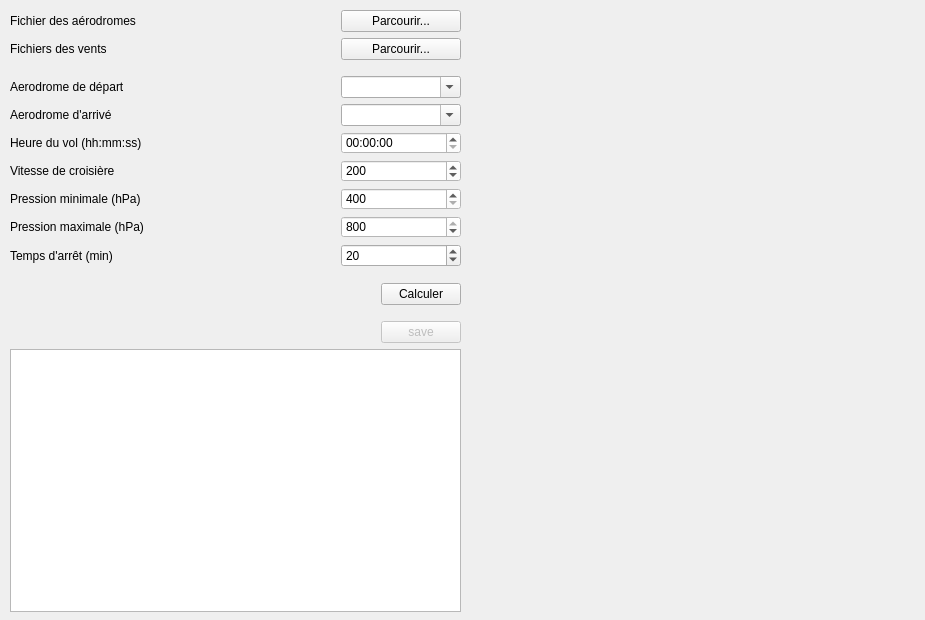
Old version of the form interface.ui in the repository leroho/sft.
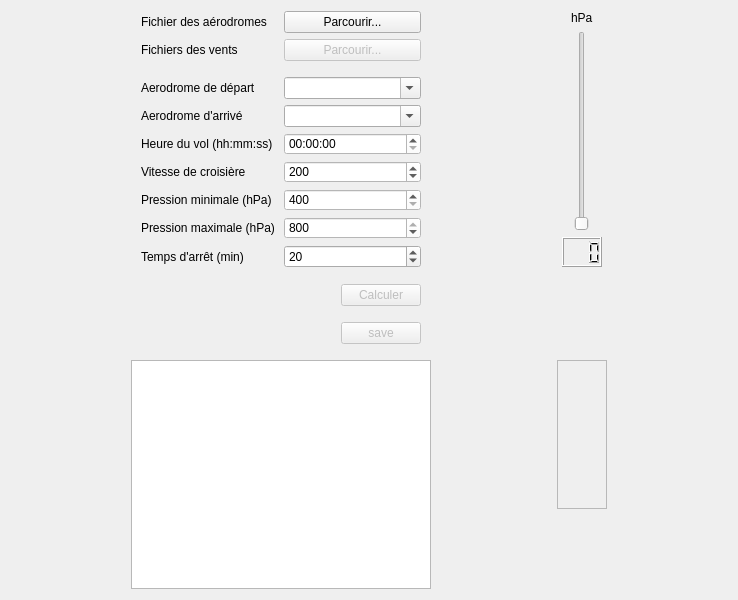
New version of the form.

Patch:
```diff
--- a/interface.ui
+++ b/interface.ui
@@ -2,12 +2,15 @@
 <ui version="4.0">
  <class>Interface</class>
  <widget class="QWidget" name="Interface">
+  <property name="enabled">
+   <bool>true</bool>
+  </property>
   <property name="geometry">
    <rect>
     <x>0</x>
     <y>0</y>
-    <width>925</width>
-    <height>620</height>
+    <width>738</width>
+    <height>600</height>
    </rect>
   </property>
   <property name="sizePolicy">
@@ -16,6 +19,12 @@
     <verstretch>0</verstretch>
    </sizepolicy>
   </property>
+  <property name="minimumSize">
+   <size>
+    <width>0</width>
+    <height>0</height>
+   </size>
+  </property>
   <property name="contextMenuPolicy">
    <enum>Qt::DefaultContextMenu</enum>
   </property>
@@ -31,32 +40,48 @@
   <property name="styleSheet">
    <string notr="true"/>
   </property>
-  <widget class="QWidget" name="horizontalLayoutWidget">
-   <property name="geometry">
-    <rect>
-     <x>10</x>
-     <y>10</y>
-     <width>451</width>
-     <height>602</height>
-    </rect>
-   </property>
-   <layout class="QHBoxLayout" name="hor_global" stretch="0,0">
+  <layout class="QGridLayout" name="gridLayout">
+   <item row="0" column="1" rowspan="5">
+    <layout class="QVBoxLayout" name="verticalLayout_radar">
     <property name="sizeConstraint">
-     <enum>QLayout::SetMinimumSize</enum>
-    </property>
-    <item>
+      <enum>QLayout::SetDefaultConstraint</enum>
+     </property>
+     <property name="leftMargin">
+      <number>0</number>
+     </property>
+     <property name="topMargin">
+      <number>0</number>
+     </property>
+     <property name="rightMargin">
+      <number>0</number>
+     </property>
+     <property name="bottomMargin">
+      <number>0</number>
+     </property>
+    </layout>
+   </item>
+   <item row="0" column="0" rowspan="2">
      <layout class="QVBoxLayout" name="verticalLayout">
       <property name="sizeConstraint">
        <enum>QLayout::SetDefaultConstraint</enum>
       </property>
+     <property name="leftMargin">
+      <number>10</number>
+     </property>
+     <property name="topMargin">
+      <number>0</number>
+     </property>
       <property name="rightMargin">
-       <number>0</number>
+      <number>10</number>
       </property>
       <property name="bottomMargin">
-       <number>0</number>
+      <number>10</number>
       </property>
       <item>
        <layout class="QHBoxLayout" name="aerodromes">
+       <property name="sizeConstraint">
+        <enum>QLayout::SetDefaultConstraint</enum>
+       </property>
         <property name="topMargin">
          <number>0</number>
         </property>
@@ -69,9 +94,18 @@
         </item>
         <item>
          <widget class="QPushButton" name="pushButton_a">
+         <property name="enabled">
+          <bool>true</bool>
+         </property>
+         <property name="sizePolicy">
+          <sizepolicy hsizetype="Preferred" vsizetype="Preferred">
+           <horstretch>0</horstretch>
+           <verstretch>0</verstretch>
+          </sizepolicy>
+         </property>
           <property name="maximumSize">
            <size>
-            <width>120</width>
+           <width>16777215</width>
             <height>16777215</height>
            </size>
           </property>
@@ -99,9 +133,18 @@
         </item>
         <item>
          <widget class="QPushButton" name="pushButton_v">
+         <property name="enabled">
+          <bool>false</bool>
+         </property>
+         <property name="sizePolicy">
+          <sizepolicy hsizetype="Preferred" vsizetype="Preferred">
+           <horstretch>0</horstretch>
+           <verstretch>0</verstretch>
+          </sizepolicy>
+         </property>
           <property name="maximumSize">
            <size>
-            <width>120</width>
+           <width>16777215</width>
             <height>16777215</height>
            </size>
           </property>
@@ -132,6 +175,12 @@
         </item>
         <item>
          <widget class="QComboBox" name="comboBox_depart">
+         <property name="sizePolicy">
+          <sizepolicy hsizetype="Preferred" vsizetype="Preferred">
+           <horstretch>0</horstretch>
+           <verstretch>0</verstretch>
+          </sizepolicy>
+         </property>
           <property name="minimumSize">
            <size>
             <width>120</width>
@@ -140,7 +189,7 @@
           </property>
           <property name="maximumSize">
            <size>
-            <width>120</width>
+           <width>16777215</width>
             <height>16777215</height>
            </size>
           </property>
@@ -165,6 +214,12 @@
         </item>
         <item>
          <widget class="QComboBox" name="comboBox_arrive">
+         <property name="sizePolicy">
+          <sizepolicy hsizetype="Preferred" vsizetype="Preferred">
+           <horstretch>0</horstretch>
+           <verstretch>0</verstretch>
+          </sizepolicy>
+         </property>
           <property name="minimumSize">
            <size>
             <width>120</width>
@@ -173,7 +228,7 @@
           </property>
           <property name="maximumSize">
            <size>
-            <width>120</width>
+           <width>16777215</width>
             <height>16777215</height>
            </size>
           </property>
@@ -187,7 +242,7 @@
       <item>
        <layout class="QHBoxLayout" name="heure_du_vol">
         <item>
-         <widget class="QLabel" name="label_3">
+        <widget class="QLabel" name="label_14">
           <property name="styleSheet">
            <string notr="true"/>
           </property>
@@ -198,6 +253,12 @@
         </item>
         <item>
          <widget class="QTimeEdit" name="timeEdit">
+         <property name="sizePolicy">
+          <sizepolicy hsizetype="Preferred" vsizetype="Preferred">
+           <horstretch>0</horstretch>
+           <verstretch>0</verstretch>
+          </sizepolicy>
+         </property>
           <property name="minimumSize">
            <size>
             <width>120</width>
@@ -206,7 +267,7 @@
           </property>
           <property name="maximumSize">
            <size>
-            <width>120</width>
+           <width>16777215</width>
             <height>16777215</height>
            </size>
           </property>
@@ -237,6 +298,12 @@
         </item>
         <item>
          <widget class="QSpinBox" name="spinBox_vitesse">
+         <property name="sizePolicy">
+          <sizepolicy hsizetype="Preferred" vsizetype="Preferred">
+           <horstretch>0</horstretch>
+           <verstretch>0</verstretch>
+          </sizepolicy>
+         </property>
           <property name="minimumSize">
            <size>
             <width>120</width>
@@ -245,7 +312,7 @@
           </property>
           <property name="maximumSize">
            <size>
-            <width>120</width>
+           <width>16777215</width>
             <height>16777215</height>
            </size>
           </property>
@@ -279,6 +346,12 @@
         </item>
         <item>
          <widget class="QSpinBox" name="spinBox_pression_inf">
+         <property name="sizePolicy">
+          <sizepolicy hsizetype="Preferred" vsizetype="Preferred">
+           <horstretch>0</horstretch>
+           <verstretch>0</verstretch>
+          </sizepolicy>
+         </property>
           <property name="minimumSize">
            <size>
             <width>120</width>
@@ -287,7 +360,7 @@
           </property>
           <property name="maximumSize">
            <size>
-            <width>120</width>
+           <width>16777215</width>
             <height>16777215</height>
            </size>
           </property>
@@ -324,6 +397,12 @@
         </item>
         <item>
          <widget class="QSpinBox" name="spinBox_pression_sup">
+         <property name="sizePolicy">
+          <sizepolicy hsizetype="Preferred" vsizetype="Preferred">
+           <horstretch>0</horstretch>
+           <verstretch>0</verstretch>
+          </sizepolicy>
+         </property>
           <property name="minimumSize">
            <size>
             <width>120</width>
@@ -332,7 +411,7 @@
           </property>
           <property name="maximumSize">
            <size>
-            <width>120</width>
+           <width>16777215</width>
             <height>16777215</height>
            </size>
           </property>
@@ -372,6 +451,12 @@
         </item>
         <item>
          <widget class="QSpinBox" name="spinBox_tempsdarret">
+         <property name="sizePolicy">
+          <sizepolicy hsizetype="Preferred" vsizetype="Preferred">
+           <horstretch>0</horstretch>
+           <verstretch>0</verstretch>
+          </sizepolicy>
+         </property>
           <property name="minimumSize">
            <size>
             <width>120</width>
@@ -380,7 +465,7 @@
           </property>
           <property name="maximumSize">
            <size>
-            <width>120</width>
+           <width>16777215</width>
             <height>16777215</height>
            </size>
           </property>
@@ -406,10 +491,19 @@
          <number>0</number>
         </property>
         <item alignment="Qt::AlignRight">
-         <widget class="QPushButton" name="pushButton_recherche">
+        <widget class="QPushButton" name="pushButton_calculer">
+         <property name="enabled">
+          <bool>false</bool>
+         </property>
+         <property name="sizePolicy">
+          <sizepolicy hsizetype="Preferred" vsizetype="Preferred">
+           <horstretch>0</horstretch>
+           <verstretch>0</verstretch>
+          </sizepolicy>
+         </property>
           <property name="maximumSize">
            <size>
-            <width>100</width>
+           <width>16777215</width>
             <height>16777215</height>
            </size>
           </property>
@@ -448,9 +542,15 @@
           <property name="enabled">
            <bool>false</bool>
           </property>
+         <property name="sizePolicy">
+          <sizepolicy hsizetype="Preferred" vsizetype="Preferred">
+           <horstretch>0</horstretch>
+           <verstretch>0</verstretch>
+          </sizepolicy>
+         </property>
           <property name="maximumSize">
            <size>
-            <width>100</width>
+           <width>16777215</width>
             <height>16777215</height>
            </size>
           </property>
@@ -461,14 +561,108 @@
         </item>
        </layout>
       </item>
-      <item>
-       <layout class="QHBoxLayout" name="text_browser">
-        <item>
+    </layout>
+   </item>
+   <item row="0" column="2">
+    <layout class="QVBoxLayout" name="verticalLayout_2">
+     <property name="sizeConstraint">
+      <enum>QLayout::SetDefaultConstraint</enum>
+     </property>
+     <item alignment="Qt::AlignHCenter">
+      <widget class="QLabel" name="label_3">
+       <property name="text">
+        <string>hPa</string>
+       </property>
+      </widget>
+     </item>
+     <item alignment="Qt::AlignHCenter">
+      <widget class="QSlider" name="verticalSlider">
+       <property name="enabled">
+        <bool>false</bool>
+       </property>
+       <property name="sizePolicy">
+        <sizepolicy hsizetype="Preferred" vsizetype="Preferred">
+         <horstretch>0</horstretch>
+         <verstretch>0</verstretch>
+        </sizepolicy>
+       </property>
+       <property name="minimumSize">
+        <size>
+         <width>0</width>
+         <height>200</height>
+        </size>
+       </property>
+       <property name="minimum">
+        <number>400</number>
+       </property>
+       <property name="maximum">
+        <number>800</number>
+       </property>
+       <property name="singleStep">
+        <number>100</number>
+       </property>
+       <property name="tracking">
+        <bool>true</bool>
+       </property>
+       <property name="orientation">
+        <enum>Qt::Vertical</enum>
+       </property>
+      </widget>
+     </item>
+     <item alignment="Qt::AlignHCenter">
+      <widget class="QLCDNumber" name="lcdNumber_pression">
+       <property name="sizePolicy">
+        <sizepolicy hsizetype="Preferred" vsizetype="Preferred">
+         <horstretch>0</horstretch>
+         <verstretch>0</verstretch>
+        </sizepolicy>
+       </property>
+       <property name="minimumSize">
+        <size>
+         <width>0</width>
+         <height>30</height>
+        </size>
+       </property>
+       <property name="maximumSize">
+        <size>
+         <width>40</width>
+         <height>40</height>
+        </size>
+       </property>
+       <property name="font">
+        <font>
+         <weight>50</weight>
+         <bold>false</bold>
+        </font>
+       </property>
+       <property name="styleSheet">
+        <string notr="true"/>
+       </property>
+       <property name="digitCount">
+        <number>3</number>
+       </property>
+      </widget>
+     </item>
+    </layout>
+   </item>
+   <item row="2" column="0" rowspan="3">
          <widget class="QListWidget" name="listWidget">
+     <property name="sizePolicy">
+      <sizepolicy hsizetype="Maximum" vsizetype="Expanding">
+       <horstretch>0</horstretch>
+       <verstretch>0</verstretch>
+      </sizepolicy>
+     </property>
           <property name="minimumSize">
+      <size>
+       <width>0</width>
+       <height>0</height>
+      </size>
+     </property>
+     <property name="maximumSize">
            <size>
             <width>300</width>
-            <height>0</height>
+       <height>16777215</height>
            </size>
           </property>
           <property name="styleSheet">
@@ -479,22 +673,35 @@
           </property>
          </widget>
         </item>
-       </layout>
-      </item>
-     </layout>
-    </item>
-    <item>
-     <layout class="QVBoxLayout" name="verticalLayout_radar">
-      <property name="sizeConstraint">
-       <enum>QLayout::SetMinimumSize</enum>
-      </property>
-      <property name="leftMargin">
-       <number>0</number>
-      </property>
-     </layout>
-    </item>
-   </layout>
-  </widget>
+   <item row="2" column="2" rowspan="2">
+    <widget class="QFrame" name="frame">
+     <property name="sizePolicy">
+      <sizepolicy hsizetype="Preferred" vsizetype="Expanding">
+       <horstretch>0</horstretch>
+       <verstretch>0</verstretch>
+      </sizepolicy>
+     </property>
+     <property name="minimumSize">
+      <size>
+       <width>50</width>
+       <height>0</height>
+      </size>
+     </property>
+     <property name="maximumSize">
+      <size>
+       <width>50</width>
+       <height>16777215</height>
+      </size>
+     </property>
+     <property name="frameShape">
+      <enum>QFrame::StyledPanel</enum>
+     </property>
+     <property name="frameShadow">
+      <enum>QFrame::Raised</enum>
+     </property>
+    </widget>
+   </item>
+  </layout>
  </widget>
  <resources/>
  <connections/>
```
Left out of the diff: 39 changed lines with no effect on the pictures. Lines whose indentation alone changed are shown as unchanged.
